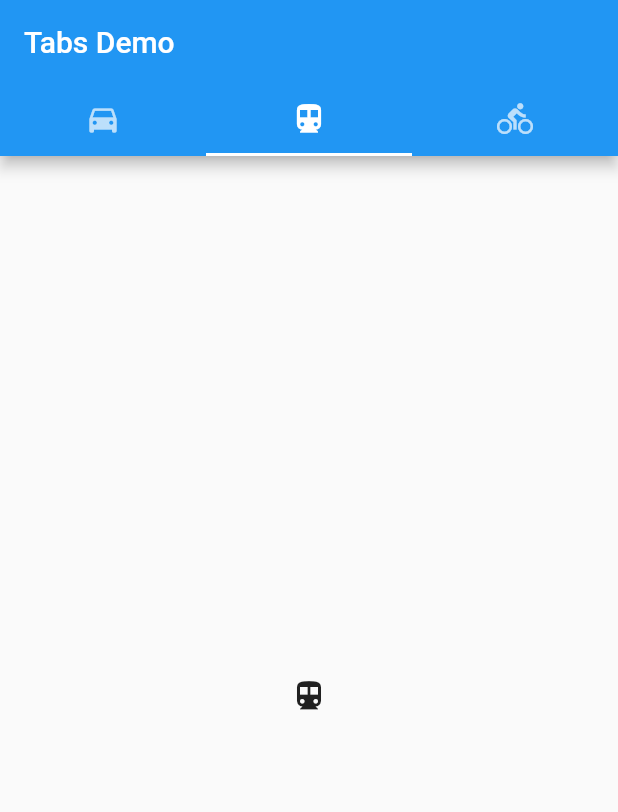
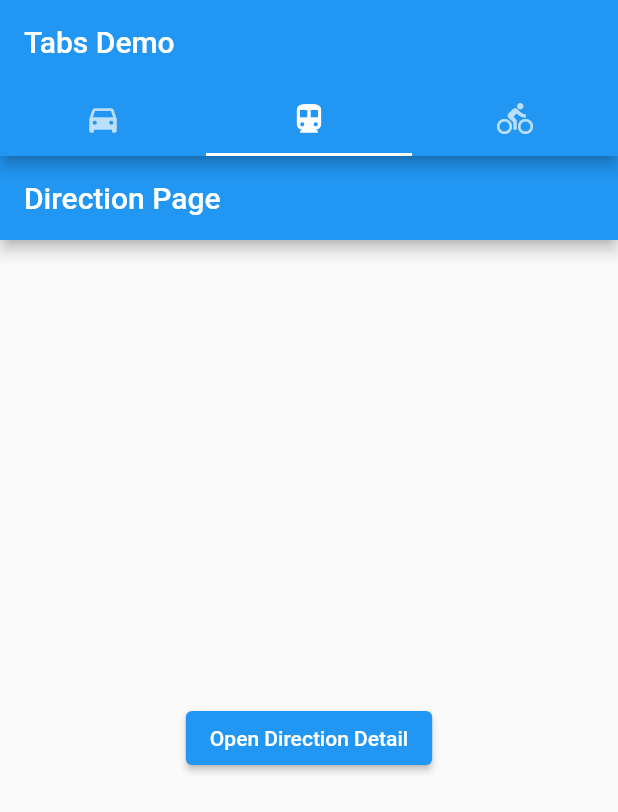
Before and after one commit to pinto-ca/S3WorkshopNavegacion_CarlosPinto_62041024, a Flutter app: the screen it shows after launch, tab 2 chosen, on a phone screen of 412 x 824 dp. Shown: the top 812 px of the screen. Run offline on Flutter 3.47's test engine with Material 2 defaults, Android fonts, the light colour scheme and no system bars.

Commit message:
updated version

```diff
--- /dev/null
+++ b/lib/src/direction_page.dart
@@ -0,0 +1,25 @@
+import 'package:flutter/material.dart';
+import 'package:flutter_workshop_navegacion/src/direction_detail_page.dart';
+
+class DirectionPage extends StatelessWidget {
+  const DirectionPage({super.key});
+  @override
+  Widget build(BuildContext context) {
+    return Scaffold(
+      appBar: AppBar(
+        title: const Text('Direction Page'),
+      ),
+      body: Center(
+        child: ElevatedButton(
+            child: const Text('Open Direction Detail'),
+            onPressed: () {
+              Navigator.push(
+                context,
+                MaterialPageRoute(
+                    builder: (context) => const DirectionDetailPage()),
+              );
+            }),
+      ),
+    );
+  }
+}
--- a/lib/src/home.dart
+++ b/lib/src/home.dart
@@ -1,5 +1,7 @@
 import 'package:flutter/material.dart';
-import 'package:flutter_workshop_navegacion/main.dart';
+import 'package:flutter_workshop_navegacion/src/bicycle_page.dart';
+import 'package:flutter_workshop_navegacion/src/car_page.dart';
+import 'package:flutter_workshop_navegacion/src/direction_page.dart';
 
 class HomePage extends StatelessWidget {
   const HomePage({super.key});
@@ -23,12 +25,15 @@ class HomePage extends StatelessWidget {
           ]),
           title: const Text("Tabs Demo"),
         ),
-        body: const TabBarView(children: [
-          Icon(Icons.directions_car),
-          Icon(Icons.directions_transit),
-          Icon(Icons.directions_bike),
-        ]),
+        body: const TabBarView(
+          children: [
+             CarPage(),
+             DirectionPage(),
+             BicyclePage(),
+          ],
+        ),
       ),
     );
   }
+
 }
```
Also changed, not shown: lib/src/bicycle_page.dart (added, +10 -0 lines), lib/src/car_page.dart (added, +36 -0 lines), lib/src/direction_detail_page.dart (added, +22 -0 lines), lib/src/todo_detail_page.dart (added, +93 -0 lines), lib/src/bicycle_page_detail.dart (added).
